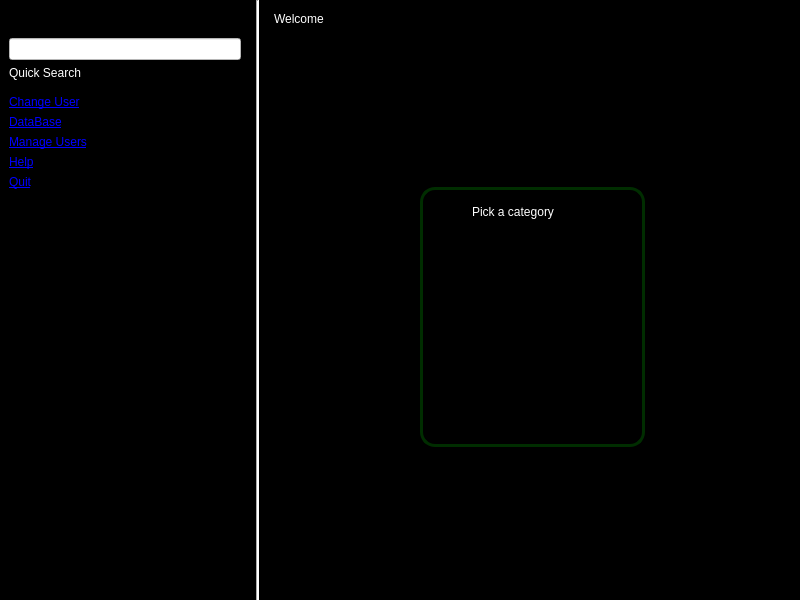
This is src/gui/UI/MainWindow.ui in jgastal/plivros as Qt 5 draws it before an edit. The edited form follows.
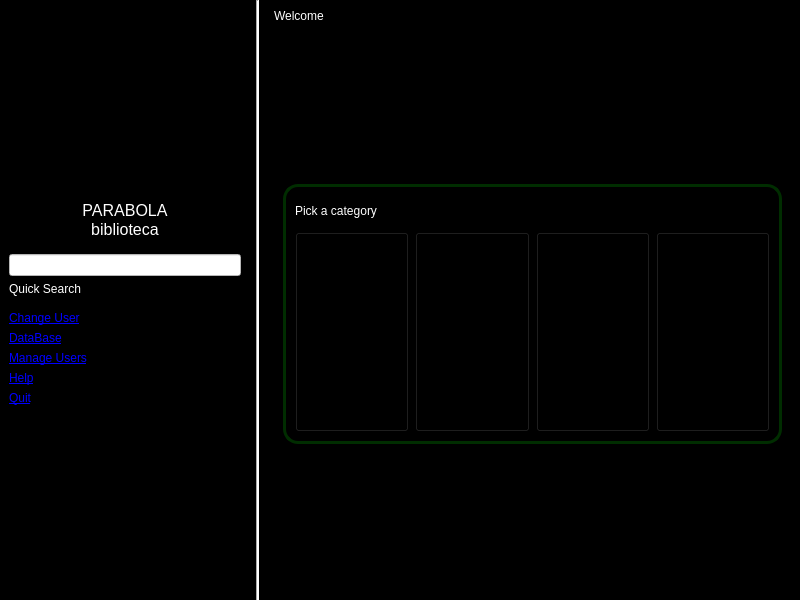
This is the edited form. Icons and pictures are not drawn. Custom widgets are drawn as their Qt base class.

Commit message: Now uses custom widget(HoverPushButton). MainWindow has almost all the style work it needs(missing scaled background to displayWidget). Also missing all the functionality.

```diff
--- a/src/gui/UI/MainWindow.ui
+++ b/src/gui/UI/MainWindow.ui
@@ -38,10 +38,16 @@
       <layout class="QVBoxLayout" name="verticalLayout">
        <item>
         <widget class="QLabel" name="logoLabel">
+         <property name="sizePolicy">
+          <sizepolicy hsizetype="Expanding" vsizetype="Expanding">
+           <horstretch>0</horstretch>
+           <verstretch>0</verstretch>
+          </sizepolicy>
+         </property>
          <property name="maximumSize">
           <size>
-           <width>180</width>
-           <height>296</height>
+           <width>240</width>
+           <height>290</height>
           </size>
          </property>
          <property name="pixmap">
@@ -55,6 +61,21 @@
          </property>
         </widget>
        </item>
+       <item>
+        <widget class="QLabel" name="label">
+         <property name="styleSheet">
+          <string notr="true">font: 12pt &quot;Impact&quot;;</string>
+         </property>
+         <property name="text">
+          <string>&lt;!DOCTYPE HTML PUBLIC &quot;-//W3C//DTD HTML 4.0//EN&quot; &quot;http://www.w3.org/TR/REC-html40/strict.dtd&quot;&gt;
+&lt;html&gt;&lt;head&gt;&lt;meta name=&quot;qrichtext&quot; content=&quot;1&quot; /&gt;&lt;style type=&quot;text/css&quot;&gt;
+p, li { white-space: pre-wrap; }
+&lt;/style&gt;&lt;/head&gt;&lt;body style=&quot; font-family:'Impact'; font-size:12pt; font-weight:400; font-style:normal;&quot;&gt;
+&lt;p align=&quot;center&quot; style=&quot; margin-top:0px; margin-bottom:0px; margin-left:0px; margin-right:0px; -qt-block-indent:0; text-indent:0px;&quot;&gt;PARABOLA&lt;/p&gt;
+&lt;p align=&quot;center&quot; style=&quot; margin-top:0px; margin-bottom:0px; margin-left:0px; margin-right:0px; -qt-block-indent:0; text-indent:0px;&quot;&gt;biblioteca&lt;/p&gt;&lt;/body&gt;&lt;/html&gt;</string>
+         </property>
+        </widget>
+       </item>
        <item>
         <widget class="Line" name="logoLine">
          <property name="orientation">
@@ -192,21 +213,14 @@
           </size>
          </property>
          <layout class="QHBoxLayout" name="horizontalLayout_2">
-          <item>
-           <spacer name="displayRightHorizontalSpacer">
-            <property name="orientation">
-             <enum>Qt::Horizontal</enum>
-            </property>
-            <property name="sizeHint" stdset="0">
-             <size>
-              <width>13</width>
-              <height>20</height>
-             </size>
-            </property>
-           </spacer>
-          </item>
           <item>
            <widget class="QFrame" name="categoryFrame">
+            <property name="sizePolicy">
+             <sizepolicy hsizetype="Expanding" vsizetype="Expanding">
+              <horstretch>0</horstretch>
+              <verstretch>0</verstretch>
+             </sizepolicy>
+            </property>
             <property name="maximumSize">
              <size>
               <width>860</width>
@@ -220,16 +234,42 @@
 }</string>
             </property>
             <layout class="QGridLayout" name="gridLayout">
+             <item row="0" column="0">
+              <widget class="QLabel" name="label_2">
+               <property name="text">
+                <string>Pick a category</string>
+               </property>
+              </widget>
+             </item>
+             <item row="1" column="0">
+              <widget class="HoverPushButton" name="themeHoverPushButton">
+               <property name="sizePolicy">
+                <sizepolicy hsizetype="Expanding" vsizetype="Expanding">
+                 <horstretch>0</horstretch>
+                 <verstretch>0</verstretch>
+                </sizepolicy>
+               </property>
+               <property name="maximumSize">
+                <size>
+                 <width>200</width>
+                 <height>200</height>
+                </size>
+               </property>
+               <property name="styleSheet">
+                <string notr="true">background-image: url(:/imgs/imgs/Pages.jpg);</string>
+               </property>
+               <property name="text">
+                <string/>
+               </property>
+              </widget>
+             </item>
              <item row="1" column="1">
-              <widget class="QLabel" name="themeLabel">
-               <property name="enabled">
-                <bool>true</bool>
-               </property>
-               <property name="minimumSize">
-                <size>
-                 <width>50</width>
-                 <height>50</height>
-                </size>
+              <widget class="HoverPushButton" name="publisherHoverPushButton">
+               <property name="sizePolicy">
+                <sizepolicy hsizetype="Expanding" vsizetype="Expanding">
+                 <horstretch>0</horstretch>
+                 <verstretch>0</verstretch>
+                </sizepolicy>
                </property>
                <property name="maximumSize">
                 <size>
@@ -237,129 +277,58 @@
                  <height>200</height>
                 </size>
                </property>
-               <property name="text">
-                <string/>
-               </property>
-               <property name="pixmap">
-                <pixmap resource="../imgs.qrc">:/imgs/imgs/Pages.jpg</pixmap>
-               </property>
-               <property name="scaledContents">
-                <bool>true</bool>
+               <property name="styleSheet">
+                <string notr="true">background-image: url(:/imgs/imgs/Publisher.gif);</string>
                </property>
               </widget>
              </item>
              <item row="1" column="2">
-              <widget class="QLabel" name="bookLabel">
+              <widget class="HoverPushButton" name="authorHoverPushButton">
+               <property name="sizePolicy">
+                <sizepolicy hsizetype="Expanding" vsizetype="Expanding">
+                 <horstretch>0</horstretch>
+                 <verstretch>0</verstretch>
+                </sizepolicy>
+               </property>
                <property name="maximumSize">
                 <size>
                  <width>200</width>
                  <height>200</height>
                 </size>
                </property>
-               <property name="text">
-                <string/>
+               <property name="styleSheet">
+                <string notr="true">background-image: url(:/imgs/imgs/Author.gif);</string>
                </property>
-               <property name="pixmap">
-                <pixmap resource="../imgs.qrc">:/imgs/imgs/Book.gif</pixmap>
-               </property>
-               <property name="scaledContents">
-                <bool>true</bool>
+               <property name="iconSize">
+                <size>
+                 <width>300</width>
+                 <height>300</height>
+                </size>
                </property>
               </widget>
              </item>
              <item row="1" column="3">
-              <widget class="QLabel" name="authorLabel">
-               <property name="maximumSize">
-                <size>
-                 <width>200</width>
-                 <height>200</height>
-                </size>
+              <widget class="HoverPushButton" name="bookHoverPushButton">
+               <property name="sizePolicy">
+                <sizepolicy hsizetype="Expanding" vsizetype="Expanding">
+                 <horstretch>0</horstretch>
+                 <verstretch>0</verstretch>
+                </sizepolicy>
                </property>
-               <property name="text">
-                <string/>
-               </property>
-               <property name="pixmap">
-                <pixmap resource="../imgs.qrc">:/imgs/imgs/Author.gif</pixmap>
-               </property>
-               <property name="scaledContents">
-                <bool>true</bool>
-               </property>
-              </widget>
-             </item>
-             <item row="1" column="4">
-              <widget class="QLabel" name="publisherLabel">
                <property name="maximumSize">
                 <size>
                  <width>200</width>
                  <height>200</height>
                 </size>
                </property>
-               <property name="text">
-                <string/>
+               <property name="styleSheet">
+                <string notr="true">background-image: url(:/imgs/imgs/Book.gif);</string>
                </property>
-               <property name="pixmap">
-                <pixmap resource="../imgs.qrc">:/imgs/imgs/Publisher.gif</pixmap>
-               </property>
-               <property name="scaledContents">
-                <bool>true</bool>
-               </property>
               </widget>
              </item>
-             <item row="0" column="1">
-              <widget class="QLabel" name="categoryLabel">
-               <property name="maximumSize">
-                <size>
-                 <width>16777215</width>
-                 <height>20</height>
-                </size>
-               </property>
-               <property name="text">
-                <string>Pick a category</string>
-               </property>
-              </widget>
-             </item>
-             <item row="1" column="0">
-              <spacer name="categoryRightHorizontalSpacer">
-               <property name="orientation">
-                <enum>Qt::Horizontal</enum>
-               </property>
-               <property name="sizeHint" stdset="0">
-                <size>
-                 <width>40</width>
-                 <height>20</height>
-                </size>
-               </property>
-              </spacer>
-             </item>
-             <item row="1" column="5">
-              <spacer name="categoryLeftHorizontalSpacer">
-               <property name="orientation">
-                <enum>Qt::Horizontal</enum>
-               </property>
-               <property name="sizeHint" stdset="0">
-                <size>
-                 <width>40</width>
-                 <height>20</height>
-                </size>
-               </property>
-              </spacer>
-             </item>
             </layout>
            </widget>
           </item>
-          <item>
-           <spacer name="displayLeftHorizontalSpacer">
-            <property name="orientation">
-             <enum>Qt::Horizontal</enum>
-            </property>
-            <property name="sizeHint" stdset="0">
-             <size>
-              <width>12</width>
-              <height>20</height>
-             </size>
-            </property>
-           </spacer>
-          </item>
          </layout>
         </widget>
        </item>
@@ -369,6 +338,13 @@
    </layout>
   </widget>
  </widget>
+ <customwidgets>
+  <customwidget>
+   <class>HoverPushButton</class>
+   <extends>QPushButton</extends>
+   <header>HoverPushButton.h</header>
+  </customwidget>
+ </customwidgets>
  <resources>
   <include location="../imgs.qrc"/>
  </resources>
```
The commit also changes 4 other files.
